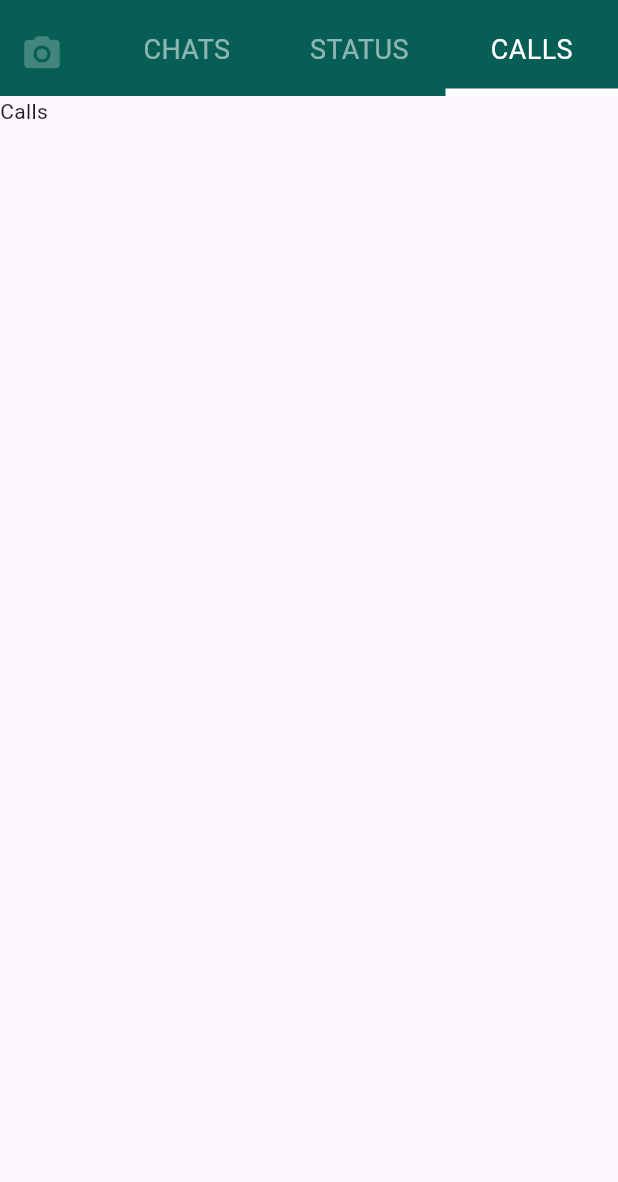
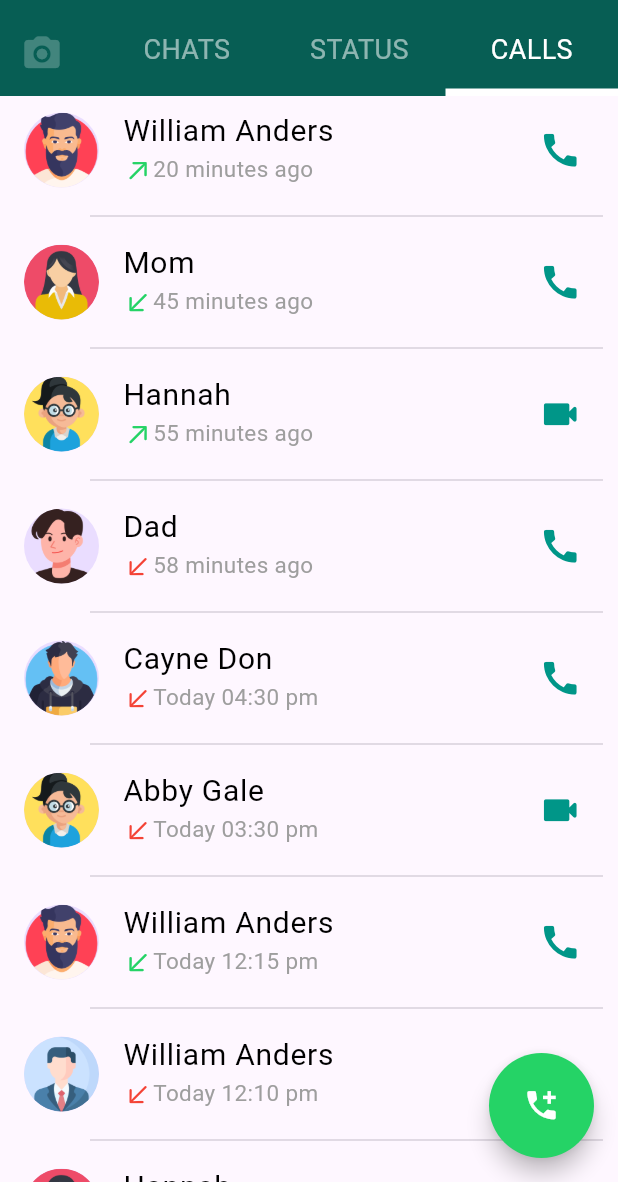
Before and after one commit to nbknri/Learning_Projects, a Flutter app: the CallScreen screen opened by its route, on a phone screen of 412 x 824 dp, the part 54-1236 px from its top. Run offline on Flutter 3.47's test engine with Material 3 defaults, Android fonts, the light colour scheme and no system bars; our stand-ins replace cloud_firestore, dotted_border, firebase_core, shared_preferences; accounts and stored records are empty.

Commit message:
Updata Status Screen and Add Call Screen

```diff
--- a/Flutter_Projects/whatsapp_ui/lib/screens/call_screen.dart
+++ b/Flutter_Projects/whatsapp_ui/lib/screens/call_screen.dart
@@ -1,5 +1,10 @@
 import 'package:flutter/material.dart';
 import 'package:whatsapp_ui/screens/components/whatsapp_tab.dart';
+import '../whatsapp_data.dart';
+import './components/call_tile.dart';
+import '../screens/components/divider.dart';
+
+Data callList = Data();
 
 class CallScreen extends StatelessWidget {
   const CallScreen({super.key});
@@ -13,7 +18,36 @@ class CallScreen extends StatelessWidget {
         preferredSize: Size.fromHeight(100),
         child: WhatsappTab(label: id),
       ),
-      body: Text('Calls'),
+      floatingActionButton: Container(
+        color: null,
+        width: 70,
+        height: 70,
+        child: FittedBox(
+          child: FloatingActionButton(
+            shape: RoundedRectangleBorder(
+              borderRadius: BorderRadius.circular(50),
+            ),
+            backgroundColor: Color(0xff25d366),
+            onPressed: () {},
+            child: Icon(Icons.add_call, color: Colors.white, size: 20),
+          ),
+        ),
+      ),
+      body: ListView.separated(
+        itemBuilder: (context, index) => CallTile(
+          name: callList.calls.values.elementAt(index).elementAt(0) as String,
+          img: callList.calls.values.elementAt(index).elementAt(1) as String,
+          vid: callList.calls.values.elementAt(index).elementAt(2) as int,
+          isMissed: callList.calls.values.elementAt(index).elementAt(3) as bool,
+          inComing: callList.calls.values.elementAt(index).elementAt(4) as bool,
+          time: callList.calls.values.elementAt(index).elementAt(5) as String,
+        ),
+        separatorBuilder: (context, index) =>
+            callList.calls.values.elementAt(index).elementAt(6) as bool
+            ? SizedBox(height: 10)
+            : CustomDivider(),
+        itemCount: callList.calls.length,
+      ),
     );
   }
 }
--- /dev/null
+++ b/Flutter_Projects/whatsapp_ui/lib/screens/components/call_tile.dart
@@ -0,0 +1,59 @@
+import 'package:flutter/cupertino.dart';
+import 'package:flutter/material.dart';
+
+
+class CallTile extends StatelessWidget {
+  const CallTile({super.key, required this.name, this.img, required this.vid, required this.isMissed, required this.inComing, required this.time});
+
+  final String name;
+  final String? img;
+  final int vid;
+  final bool isMissed;
+  final bool inComing;
+  final String time;
+
+  @override
+  Widget build(BuildContext context) {
+    return ListTile(
+      leading: img!=null?
+      CircleAvatar(
+        radius: 25,
+        backgroundImage: AssetImage(img as String),
+        )
+        :Icon(
+          Icons.account_circle,
+          color: Colors.grey.shade500,
+          ),
+      title: Text(name,
+      overflow: TextOverflow.ellipsis,
+       style: TextStyle(
+        color: Colors.black,
+        fontSize: 20,
+       ),
+       ),
+       subtitle: Row(
+        crossAxisAlignment: CrossAxisAlignment.end,
+        children: [
+          Icon(
+            inComing?CupertinoIcons.arrow_down_left:CupertinoIcons.arrow_up_right,
+            color: isMissed? Colors.red : Color(0xff25d366),
+            size: 20,
+          ),
+          Text(
+            time,
+            overflow: TextOverflow.ellipsis,
+            style: TextStyle(
+              color: Colors.grey.shade500,
+              fontSize: 15,
+            ),
+            ),
+        ],
+       ),
+       trailing: Icon(
+        vid==1?Icons.videocam_rounded:Icons.call,
+        color: Colors.teal,
+        size: 29,
+       ),
+    );
+  }
+}
--- a/Flutter_Projects/whatsapp_ui/lib/screens/components/status_tiles.dart
+++ b/Flutter_Projects/whatsapp_ui/lib/screens/components/status_tiles.dart
@@ -1,9 +1,10 @@
 import 'package:flutter/material.dart';
-import 'package:whatsapp_ui/screens/chat_screen.dart';
 import 'package:whatsapp_ui/whatsapp_data.dart';
 import 'package:dotted_border/dotted_border.dart';
 import 'dart:math';
 import '../components/divider.dart';
+
+Data data = Data();
 
 class StatusTiles extends StatelessWidget {
   const StatusTiles({super.key});
@@ -19,8 +20,11 @@ class StatusTiles extends StatelessWidget {
                 radius: Radius.circular(30),
                 color: Colors.teal.shade300,
                 dashPattern: [
-                  (2*pi*27)/((data.statusList.values.elementAt(index).elementAt(2)) as num),
-                  (data.statusList.values.elementAt(index).elementAt(3) as double),
+                  (2 * pi * 27) /
+                      ((data.statusList.values.elementAt(index).elementAt(2))
+                          as num),
+                  (data.statusList.values.elementAt(index).elementAt(3)
+                      as double),
                 ],
                 strokeWidth: 3,
               ),
@@ -29,7 +33,10 @@ class StatusTiles extends StatelessWidget {
                 backgroundColor: Colors.transparent,
                 child: CircleAvatar(
                   radius: 27,
-                  backgroundImage: AssetImage(data.statusList.values.elementAt(index).elementAt(1) as String),
+                  backgroundImage: AssetImage(
+                    data.statusList.values.elementAt(index).elementAt(1)
+                        as String,
+                  ),
                 ),
               ),
             ),
@@ -38,7 +45,7 @@ class StatusTiles extends StatelessWidget {
               style: TextStyle(
                 color: Colors.black,
                 fontSize: 18,
-                  fontWeight: FontWeight.w600
+                fontWeight: FontWeight.w600,
               ),
             ),
             subtitle: Text(
@@ -52,7 +59,9 @@ class StatusTiles extends StatelessWidget {
           );
         },
         separatorBuilder: (context, index) {
-          return data.statusList.values.elementAt(index).elementAt(5) as bool?SizedBox(height: 20,): CustomDivider();
+          return data.statusList.values.elementAt(index).elementAt(5) as bool
+              ? SizedBox(height: 20)
+              : CustomDivider();
         },
         itemCount: data.statusList.length,
       ),
--- a/Flutter_Projects/whatsapp_ui/lib/whatsapp_data.dart
+++ b/Flutter_Projects/whatsapp_ui/lib/whatsapp_data.dart
@@ -124,7 +124,7 @@ class Data {
   var calls = {
     0: [
       'William Anders',
-      'images/boy.png',
+      'images/man.png',
       0,
       false,
       false,
@@ -133,7 +133,7 @@ class Data {
     ],
     1: [
       'Mom',
-      'images/cliffside-unsplash.jpg',
+      'images/woman.png',
       0,
       false,
       true,
@@ -142,7 +142,7 @@ class Data {
     ],
     2: [
       'Hannah',
-      'images/woman2.png',
+      'images/girl.png',
       1,
       false,
       false,
@@ -150,7 +150,8 @@ class Data {
       false,
     ],
     3: [
-      'Dad', 'images/man.png',
+      'Dad',
+      'images/boy1.png',
       0,
       true,
       true,
@@ -159,7 +160,7 @@ class Data {
     ],
     4: [
       'Cayne Don',
-      'images/flower.jpg',
+      'images/boy.png',
       0,
       true,
       true,
@@ -168,7 +169,7 @@ class Data {
     ],
     5: [
       'Abby Gale',
-      'images/plant-unsplash.jpg',
+      'images/girl.png',
       1,
       true,
       true,
@@ -177,7 +178,7 @@ class Data {
     ],
     6: [
       'William Anders',
-      'images/boy.png',
+      'images/man.png',
       0,
       false,
       true,
@@ -186,14 +187,22 @@ class Data {
     ],
     7: [
       'William Anders',
-      'images/boy.png',
+      'images/profile.png',
       1,
       true,
       true,
       'Today 12:10 pm',
       false,
     ],
-    8: ['Hannah', 'images/woman2.png', 1, false, true, 'Today 11:30 pm', true],
+    8: [
+      'Hannah',
+      'images/woman.png',
+      1,
+      false,
+      true,
+      'Today 11:30 pm',
+      true
+    ],
   };
 
   //message, who is sender
```
Lines whose indentation alone changed are shown as unchanged.
